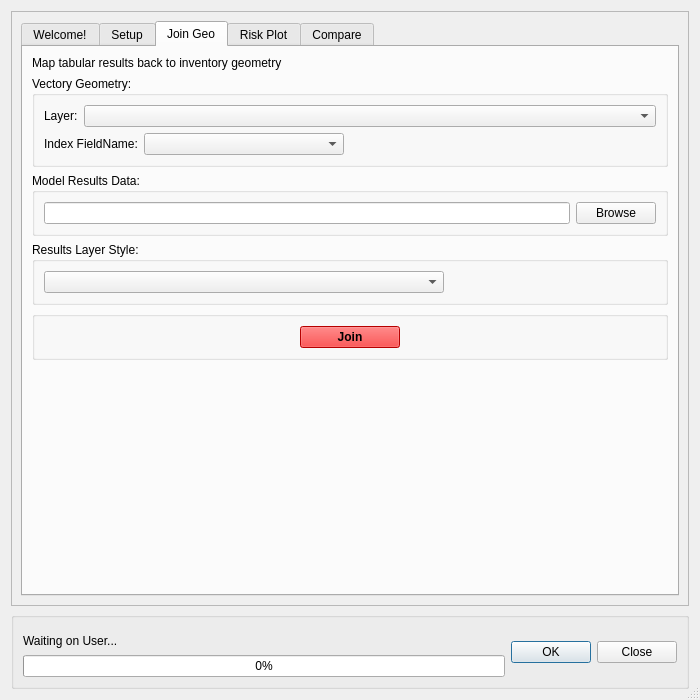
The window that canflood/results/results.ui (NRCan/CanFlood) describes before a commit, drawn with Qt 5.
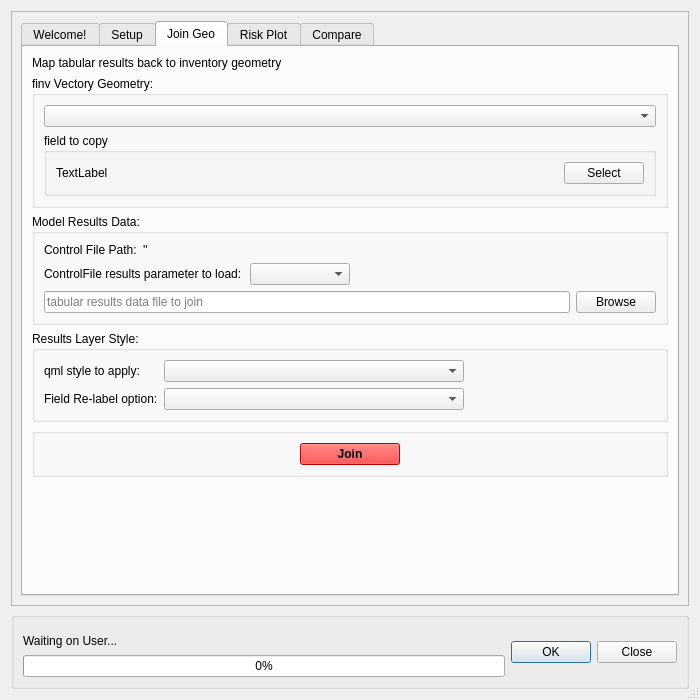
The same window after the commit. The open tabs and pages were chosen to show the change. Icons and pictures are not drawn. Custom widgets are drawn as their Qt base class.

What changed in the file:
```diff
--- a/canflood/results/results.ui
+++ b/canflood/results/results.ui
@@ -278,24 +278,11 @@
            <item>
             <widget class="QGroupBox" name="verticalGroupBox_5">
              <property name="title">
-              <string>Vectory Geometry:</string>
+              <string>finv Vectory Geometry:</string>
              </property>
              <layout class="QVBoxLayout" name="verticalLayout_5">
               <item>
                <layout class="QHBoxLayout" name="horizontalLayout_2">
-                <item>
-                 <widget class="QLabel" name="label_2">
-                  <property name="sizePolicy">
-                   <sizepolicy hsizetype="Fixed" vsizetype="Preferred">
-                    <horstretch>0</horstretch>
-                    <verstretch>0</verstretch>
-                   </sizepolicy>
-                  </property>
-                  <property name="text">
-                   <string>Layer:</string>
-                  </property>
-                 </widget>
-                </item>
                 <item>
                  <widget class="QgsMapLayerComboBox" name="comboBox_JGfinv">
                   <property name="showCrs">
@@ -306,62 +293,33 @@
                </layout>
               </item>
               <item>
-               <layout class="QHBoxLayout" name="horizontalLayout_4">
-                <item>
-                 <widget class="QLabel" name="label_3">
-                  <property name="sizePolicy">
-                   <sizepolicy hsizetype="Fixed" vsizetype="Preferred">
-                    <horstretch>0</horstretch>
-                    <verstretch>0</verstretch>
-                   </sizepolicy>
-                  </property>
-                  <property name="maximumSize">
-                   <size>
-                    <width>100</width>
-                    <height>16777215</height>
-                   </size>
-                  </property>
-                  <property name="text">
-                   <string>Index FieldName:</string>
-                  </property>
-                 </widget>
-                </item>
-                <item>
-                 <widget class="QgsFieldComboBox" name="mFieldComboBox_JGfinv">
-                  <property name="sizePolicy">
-                   <sizepolicy hsizetype="Minimum" vsizetype="Fixed">
-                    <horstretch>0</horstretch>
-                    <verstretch>0</verstretch>
-                   </sizepolicy>
-                  </property>
-                  <property name="minimumSize">
-                   <size>
-                    <width>200</width>
-                    <height>0</height>
-                   </size>
-                  </property>
-                  <property name="maximumSize">
-                   <size>
-                    <width>200</width>
-                    <height>16777215</height>
-                   </size>
-                  </property>
-                 </widget>
-                </item>
-                <item>
-                 <spacer name="horizontalSpacer">
-                  <property name="orientation">
-                   <enum>Qt::Horizontal</enum>
-                  </property>
-                  <property name="sizeHint" stdset="0">
-                   <size>
-                    <width>40</width>
-                    <height>20</height>
-                   </size>
-                  </property>
-                 </spacer>
-                </item>
-               </layout>
+               <widget class="QGroupBox" name="groupBox_jg_field2copy">
+                <property name="title">
+                 <string>field to copy</string>
+                </property>
+                <layout class="QHBoxLayout" name="horizontalLayout_4">
+                 <item>
+                  <widget class="QLabel" name="label_jg_fields">
+                   <property name="text">
+                    <string>TextLabel</string>
+                   </property>
+                  </widget>
+                 </item>
+                 <item>
+                  <widget class="QPushButton" name="pushButton_jf_fields">
+                   <property name="sizePolicy">
+                    <sizepolicy hsizetype="Fixed" vsizetype="Fixed">
+                     <horstretch>0</horstretch>
+                     <verstretch>0</verstretch>
+                    </sizepolicy>
+                   </property>
+                   <property name="text">
+                    <string>Select</string>
+                   </property>
+                  </widget>
+                 </item>
+                </layout>
+               </widget>
               </item>
              </layout>
             </widget>
@@ -372,10 +330,96 @@
               <string>Model Results Data:</string>
              </property>
              <layout class="QVBoxLayout" name="verticalLayout">
+              <item>
+               <layout class="QHBoxLayout" name="horizontalLayout_13">
+                <item>
+                 <widget class="QLabel" name="label_10">
+                  <property name="sizePolicy">
+                   <sizepolicy hsizetype="Fixed" vsizetype="Preferred">
+                    <horstretch>0</horstretch>
+                    <verstretch>0</verstretch>
+                   </sizepolicy>
+                  </property>
+                  <property name="text">
+                   <string>Control File Path:</string>
+                  </property>
+                 </widget>
+                </item>
+                <item>
+                 <widget class="QLabel" name="label_jg_cfPath">
+                  <property name="text">
+                   <string>''</string>
+                  </property>
+                 </widget>
+                </item>
+               </layout>
+              </item>
+              <item>
+               <layout class="QHBoxLayout" name="horizontalLayout_12">
+                <item>
+                 <widget class="QLabel" name="label_9">
+                  <property name="sizePolicy">
+                   <sizepolicy hsizetype="Fixed" vsizetype="Preferred">
+                    <horstretch>0</horstretch>
+                    <verstretch>0</verstretch>
+                   </sizepolicy>
+                  </property>
+                  <property name="minimumSize">
+                   <size>
+                    <width>200</width>
+                    <height>0</height>
+                   </size>
+                  </property>
+                  <property name="text">
+                   <string>ControlFile results parameter to load:</string>
+                  </property>
+                 </widget>
+                </item>
+                <item>
+                 <widget class="QComboBox" name="comboBox_jg_par">
+                  <property name="sizePolicy">
+                   <sizepolicy hsizetype="Preferred" vsizetype="Fixed">
+                    <horstretch>0</horstretch>
+                    <verstretch>0</verstretch>
+                   </sizepolicy>
+                  </property>
+                  <property name="minimumSize">
+                   <size>
+                    <width>100</width>
+                    <height>0</height>
+                   </size>
+                  </property>
+                  <property name="maximumSize">
+                   <size>
+                    <width>150</width>
+                    <height>16777215</height>
+                   </size>
+                  </property>
+                 </widget>
+                </item>
+                <item>
+                 <spacer name="horizontalSpacer_6">
+                  <property name="orientation">
+                   <enum>Qt::Horizontal</enum>
+                  </property>
+                  <property name="sizeHint" stdset="0">
+                   <size>
+                    <width>40</width>
+                    <height>20</height>
+                   </size>
+                  </property>
+                 </spacer>
+                </item>
+               </layout>
+              </item>
               <item>
                <layout class="QHBoxLayout" name="_7">
                 <item>
-                 <widget class="QLineEdit" name="lineEdit_JG_resfp"/>
+                 <widget class="QLineEdit" name="lineEdit_JG_resfp">
+                  <property name="placeholderText">
+                   <string>tabular results data file to join</string>
+                  </property>
+                 </widget>
                 </item>
                 <item>
                  <widget class="QPushButton" name="pushButton_JG_resfp_br">
@@ -394,29 +438,49 @@
              <property name="title">
               <string>Results Layer Style:</string>
              </property>
-             <layout class="QHBoxLayout" name="horizontalLayout_5">
-              <item>
+             <layout class="QFormLayout" name="formLayout">
+              <item row="0" column="0">
+               <widget class="QLabel" name="label_2">
+                <property name="text">
+                 <string>qml style to apply:</string>
+                </property>
+               </widget>
+              </item>
+              <item row="0" column="1">
                <widget class="QComboBox" name="comboBox_JG_style">
                 <property name="minimumSize">
                  <size>
-                  <width>400</width>
+                  <width>300</width>
                   <height>0</height>
                  </size>
                 </property>
+                <property name="maximumSize">
+                 <size>
+                  <width>300</width>
+                  <height>16777215</height>
+                 </size>
+                </property>
+                <property name="toolTip">
+                 <string>OPTIONAL style to apply to the joined layer</string>
+                </property>
                </widget>
               </item>
-              <item>
-               <spacer name="horizontalSpacer_2">
-                <property name="orientation">
-                 <enum>Qt::Horizontal</enum>
+              <item row="1" column="0">
+               <widget class="QLabel" name="label_3">
+                <property name="text">
+                 <string>Field Re-label option:</string>
                 </property>
-                <property name="sizeHint" stdset="0">
+               </widget>
+              </item>
+              <item row="1" column="1">
+               <widget class="QComboBox" name="comboBox_jg_relabel">
+                <property name="maximumSize">
                  <size>
-                  <width>40</width>
-                  <height>20</height>
+                  <width>300</width>
+                  <height>16777215</height>
                  </size>
                 </property>
-               </spacer>
+               </widget>
               </item>
              </layout>
             </widget>
@@ -3084,11 +3148,6 @@
   </layout>
  </widget>
  <customwidgets>
-  <customwidget>
-   <class>QgsFieldComboBox</class>
-   <extends>QComboBox</extends>
-   <header>qgsfieldcombobox.h</header>
-  </customwidget>
   <customwidget>
    <class>QgsMapLayerComboBox</class>
    <extends>QComboBox</extends>
```
Left out of the diff: 125 changed lines with no effect on the pictures.
